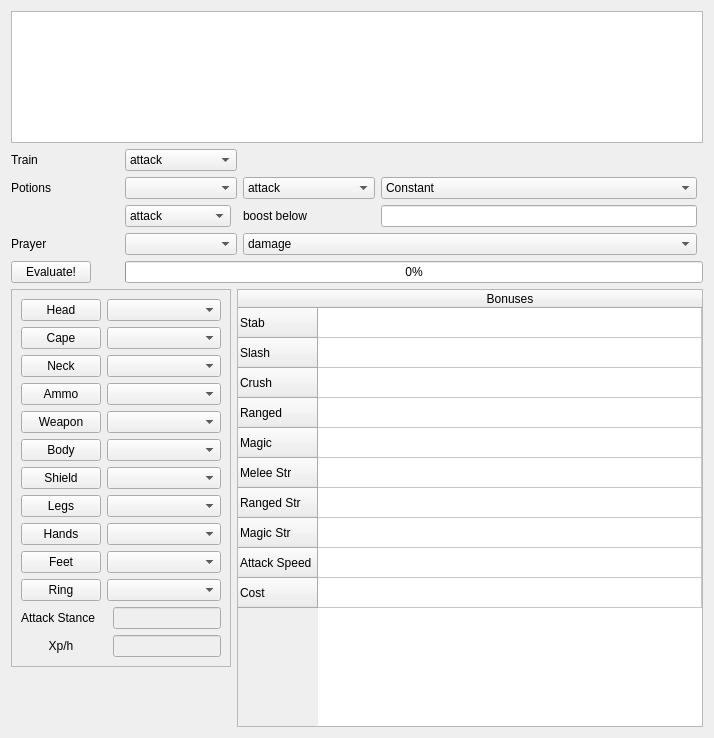
This is Code/osrsmath/apps/GUI/optimize/optimize_skeleton.ui in Palfore/OSRSmath as Qt 5 draws it before an edit. The edited form follows.
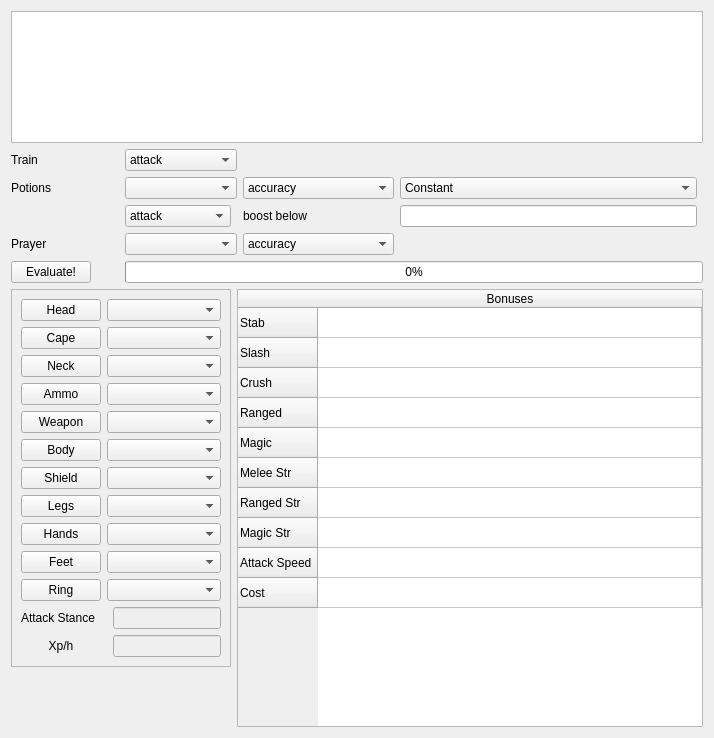
This is the edited form.

What changed in the file:
```diff
--- a/Code/osrsmath/apps/GUI/optimize/optimize_skeleton.ui
+++ b/Code/osrsmath/apps/GUI/optimize/optimize_skeleton.ui
@@ -267,7 +267,7 @@
     <widget class="QComboBox" name="potion_attributes">
      <item>
       <property name="text">
-       <string>attack</string>
+       <string>accuracy</string>
       </property>
      </item>
      <item>
@@ -437,11 +437,11 @@
    <item row="10" column="2" colspan="5">
     <widget class="QComboBox" name="prayers"/>
    </item>
-   <item row="10" column="7" colspan="2">
+   <item row="10" column="7">
     <widget class="QComboBox" name="prayer_attributes">
      <item>
       <property name="text">
-       <string>damage</string>
+       <string>accuracy</string>
       </property>
      </item>
      <item>
```
Left out of the diff: 6 changed lines with no effect on the pictures.
